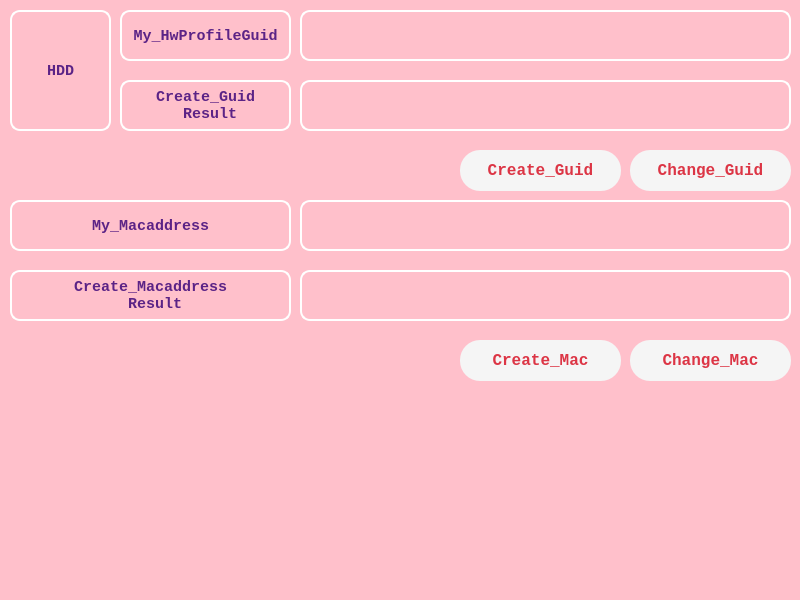
This is my_design.ui in ckh2445/Python_Hwid_Changer as Qt 5 draws it before an edit. The edited form follows.
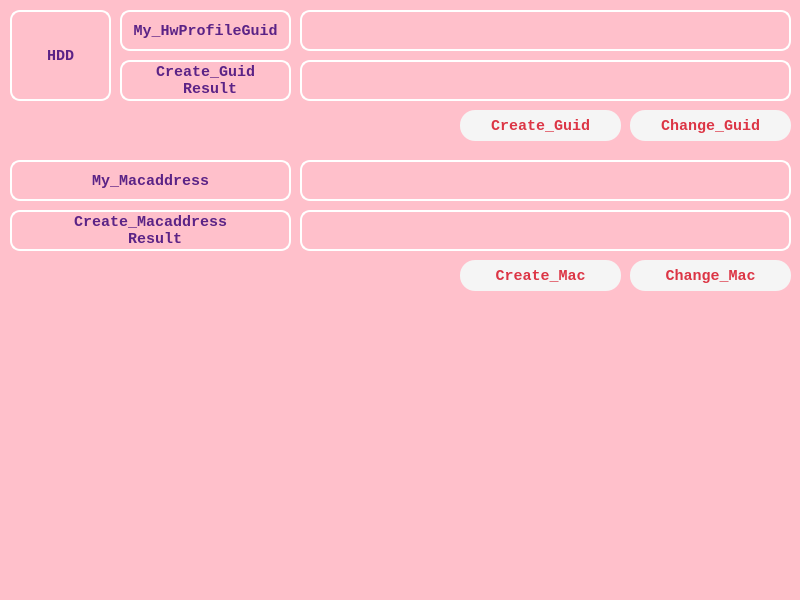
This is the edited form. Icons and pictures are not drawn.

What changed in the file:
```diff
--- a/my_design.ui
+++ b/my_design.ui
@@ -55,15 +55,15 @@
     <property name="geometry">
      <rect>
       <x>630</x>
-      <y>150</y>
+      <y>110</y>
       <width>161</width>
-      <height>41</height>
+      <height>31</height>
      </rect>
     </property>
     <property name="font">
      <font>
       <family>Consolas</family>
-      <pointsize>12</pointsize>
+      <pointsize>11</pointsize>
       <weight>75</weight>
       <italic>false</italic>
       <bold>true</bold>
@@ -79,7 +79,7 @@
      <string notr="true">color: #dc3545;
 border-color: #dc3545;
 background-color: whitesmoke;
-border-radius: 20px;</string>
+border-radius: 15px;</string>
     </property>
     <property name="text">
      <string>Change_Guid</string>
@@ -91,7 +91,7 @@
       <x>120</x>
       <y>10</y>
       <width>171</width>
-      <height>51</height>
+      <height>41</height>
      </rect>
     </property>
     <property name="font">
@@ -118,15 +118,15 @@
     <property name="geometry">
      <rect>
       <x>460</x>
-      <y>150</y>
+      <y>110</y>
       <width>161</width>
-      <height>41</height>
+      <height>31</height>
      </rect>
     </property>
     <property name="font">
      <font>
       <family>Consolas</family>
-      <pointsize>12</pointsize>
+      <pointsize>11</pointsize>
       <weight>75</weight>
       <italic>false</italic>
       <bold>true</bold>
@@ -142,7 +142,7 @@
      <string notr="true">color: #dc3545;
 border-color: #dc3545;
 background-color: whitesmoke;
-border-radius: 20px;</string>
+border-radius: 15px;</string>
     </property>
     <property name="text">
      <string>Create_Guid</string>
@@ -154,7 +154,7 @@
       <x>300</x>
       <y>10</y>
       <width>491</width>
-      <height>51</height>
+      <height>41</height>
      </rect>
     </property>
     <property name="font">
@@ -183,7 +183,7 @@
       <x>10</x>
       <y>10</y>
       <width>101</width>
-      <height>121</height>
+      <height>91</height>
      </rect>
     </property>
     <property name="font">
@@ -210,9 +210,9 @@
     <property name="geometry">
      <rect>
       <x>120</x>
-      <y>80</y>
+      <y>60</y>
       <width>171</width>
-      <height>51</height>
+      <height>41</height>
      </rect>
     </property>
     <property name="font">
@@ -240,9 +240,9 @@
     <property name="geometry">
      <rect>
       <x>300</x>
-      <y>80</y>
+      <y>60</y>
       <width>491</width>
-      <height>51</height>
+      <height>41</height>
      </rect>
     </property>
     <property name="font">
@@ -269,15 +269,15 @@
     <property name="geometry">
      <rect>
       <x>460</x>
-      <y>340</y>
+      <y>260</y>
       <width>161</width>
-      <height>41</height>
+      <height>31</height>
      </rect>
     </property>
     <property name="font">
      <font>
       <family>Consolas</family>
-      <pointsize>12</pointsize>
+      <pointsize>11</pointsize>
       <weight>75</weight>
       <italic>false</italic>
       <bold>true</bold>
@@ -293,7 +293,7 @@
      <string notr="true">color: #dc3545;
 border-color: #dc3545;
 background-color: whitesmoke;
-border-radius: 20px;</string>
+border-radius: 15px;</string>
     </property>
     <property name="text">
      <string>Create_Mac</string>
@@ -303,9 +303,9 @@
     <property name="geometry">
      <rect>
       <x>10</x>
-      <y>200</y>
+      <y>160</y>
       <width>281</width>
-      <height>51</height>
+      <height>41</height>
      </rect>
     </property>
     <property name="font">
@@ -332,9 +332,9 @@
     <property name="geometry">
      <rect>
       <x>10</x>
-      <y>270</y>
+      <y>210</y>
       <width>281</width>
-      <height>51</height>
+      <height>41</height>
      </rect>
     </property>
     <property name="font">
@@ -362,9 +362,9 @@
     <property name="geometry">
      <rect>
       <x>300</x>
-      <y>200</y>
+      <y>160</y>
       <width>491</width>
-      <height>51</height>
+      <height>41</height>
      </rect>
     </property>
     <property name="font">
@@ -391,9 +391,9 @@
     <property name="geometry">
      <rect>
       <x>300</x>
-      <y>270</y>
+      <y>210</y>
       <width>491</width>
-      <height>51</height>
+      <height>41</height>
      </rect>
     </property>
     <property name="font">
@@ -420,15 +420,15 @@
     <property name="geometry">
      <rect>
       <x>630</x>
-      <y>340</y>
+      <y>260</y>
       <width>161</width>
-      <height>41</height>
+      <height>31</height>
      </rect>
     </property>
     <property name="font">
      <font>
       <family>Consolas</family>
-      <pointsize>12</pointsize>
+      <pointsize>11</pointsize>
       <weight>75</weight>
       <italic>false</italic>
       <bold>true</bold>
@@ -444,7 +444,7 @@
      <string notr="true">color: #dc3545;
 border-color: #dc3545;
 background-color: whitesmoke;
-border-radius: 20px;</string>
+border-radius: 15px;</string>
     </property>
     <property name="text">
      <string>Change_Mac</string>
```
